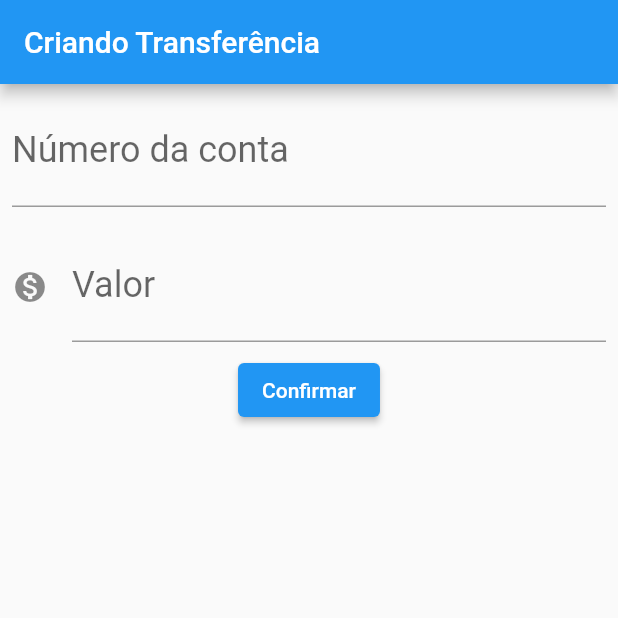
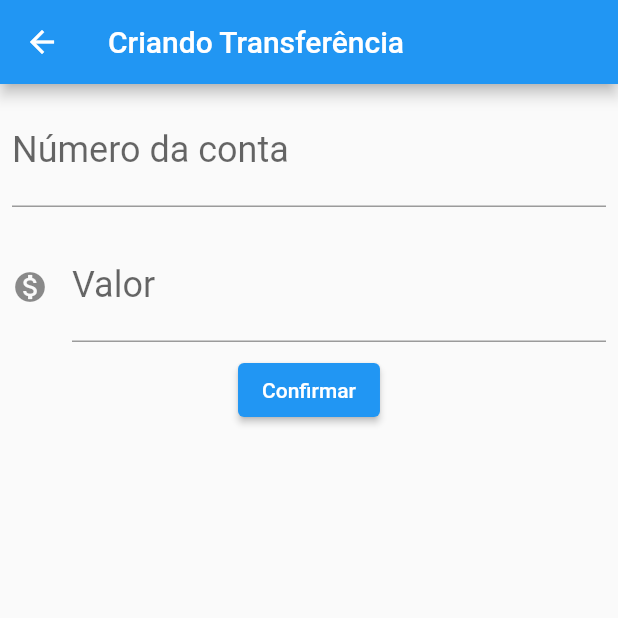
Before and after one commit to rafaelfernandesti/flutter_studies, a Flutter app: the FormularioTransferencia screen opened directly, after a tap on "Confirmar", on a phone screen of 412 x 824 dp, the top half of it. Run offline on Flutter 3.47's test engine with Material 2 defaults, Android fonts, the phone set to English and light mode, and no system bars; our stand-ins replace flutter_mobx, flutter_modular, mobx; missing offline and left inert: dart:ffi; generated files the repository leaves out were written again.

Commit message:
New code

```diff
--- a/bytebank/lib/main.dart
+++ b/bytebank/lib/main.dart
@@ -10,7 +10,7 @@ class BytebankApp extends StatelessWidget {
     return MaterialApp(
       home: Scaffold(
         //appBar: AppBar(title: Text('Bytebank - 0 seu banc0 d1g1tal'),),
-        body: FormularioTransferencia(),
+        body: ListaTransferencias(),
       ),
     );
   }
@@ -18,7 +18,7 @@ class BytebankApp extends StatelessWidget {
 
 class FormularioTransferencia extends StatelessWidget {
   final TextEditingController _controllerCampoNumeroConta =
-  TextEditingController();
+      TextEditingController();
   final TextEditingController _controllerCampoValor = TextEditingController();
 
   @override
@@ -29,58 +29,72 @@ class FormularioTransferencia extends StatelessWidget {
       ),
       body: Column(
         children: [
-          Padding(
-            padding: const EdgeInsets.all(8.0),
-            child: TextField(
+          Editor(
               controller: _controllerCampoNumeroConta,
-              keyboardType: TextInputType.number,
-              style: TextStyle(
-                fontSize: 24,
-              ),
-              decoration: InputDecoration(
-                  labelText: 'Número da conta', hintText: '0000'),
-            ),
-          ),
-          Padding(
-            padding: const EdgeInsets.all(8.0),
-            child: TextField(
+              rotulo: 'Número da conta',
+              dica: '0000'),
+          Editor(
               controller: _controllerCampoValor,
-              keyboardType: TextInputType.number,
-              style: TextStyle(
-                fontSize: 24,
-              ),
-              decoration: InputDecoration(
-                  icon: Icon(Icons.monetization_on),
-                  labelText: 'Valor',
-                  hintText: '0.00'),
-            ),
-          ),
+              rotulo: 'Valor',
+              dica: '0.00',
+              icone: Icons.monetization_on),
           ElevatedButton(
-            onPressed: () {
-              debugPrint('clicou');
-              final int numeroConta =
-              int.parse(_controllerCampoNumeroConta.text);
-              final double valor = double.parse(_controllerCampoValor.text);
-              if(numeroConta != null && valor != null){
-                Transferencia transferenciaCriada =
-                Transferencia(valor, numeroConta);
-                ScaffoldMessenger.of(context).showSnackBar(
-                    SnackBar(
-                      content: Text('$transferenciaCriada'),
-                    ),
-                );
-                debugPrint(transferenciaCriada.toString());
-              }
-            },
+            onPressed: () => _criaTransferencia(context),
             child: Text('Confirmar'),
           ),
         ],
       ),
     );
   }
+
+  void _criaTransferencia(BuildContext context) {
+    //CTRL + ALT + M é o atalho para extrair um método
+    debugPrint('clicou');
+    final int numeroConta = int.parse(_controllerCampoNumeroConta.text);
+    final double valor = double.parse(_controllerCampoValor.text);
+    if (numeroConta != null && valor != null) {
+      Transferencia transferenciaCriada = Transferencia(valor, numeroConta);
+      ScaffoldMessenger.of(context).showSnackBar(
+        SnackBar(
+          content: Text('$transferenciaCriada'),
+        ),
+      );
+      Navigator.pop(context, transferenciaCriada);
+      debugPrint(transferenciaCriada.toString());
+    }
+  }
+}
+
+class Editor extends StatelessWidget {
+  final TextEditingController controller;
+  final String rotulo;
+  final String dica;
+  final IconData icone;
+
+  Editor({this.controller, this.rotulo, this.dica, this.icone});
+
+  @override
+  Widget build(BuildContext context) {
+    return Padding(
+      padding: const EdgeInsets.all(8.0),
+      child: TextField(
+        controller: controller,
+        keyboardType: TextInputType.number,
+        style: TextStyle(
+          fontSize: 24,
+        ),
+        decoration: InputDecoration(
+          labelText: rotulo,
+          hintText: dica,
+          icon: icone != null ? Icon(icone) : null,
+        ),
+      ),
+    );
+  }
 }
 
 class ListaTransferencias extends StatelessWidget {
+  final List<Transferencia> _transferencias = [];
   @override
   Widget build(BuildContext context) {
     // TODO: implement build
@@ -89,16 +103,27 @@ class ListaTransferencias extends StatelessWidget {
         title: Text('Transferências'),
         backgroundColor: Color.fromRGBO(0, 255, 0, 0.5),
       ),
-      body: Column(
-        children: [
-          ItemTransferencia(Transferencia(10, 1111)),
-          ItemTransferencia(Transferencia(20, 2222)),
-          ItemTransferencia(Transferencia(30, 3333)),
-        ],
+      body: ListView.builder(
+        itemCount: _transferencias.length,
+        itemBuilder: (context, indice){
+          final transferencia = _transferencias[indice];
+          return ItemTransferencia(transferencia);
+        },
       ),
       floatingActionButton: FloatingActionButton(
         child: Icon(Icons.add),
-        onPressed: () => print('Teste'),
+        onPressed: () {
+          final Future<Transferencia> future =
+              Navigator.push(context, MaterialPageRoute(builder: (context) {
+            return FormularioTransferencia();
+          }));
+          future.then((transferenciaRecebida)
+              {
+                debugPrint('Chegou no then do future');
+                debugPrint('$transferenciaRecebida');
+                _transferencias.add(transferenciaRecebida);
+              });
+        },
       ),
     );
   }
@@ -113,10 +138,10 @@ class ItemTransferencia extends StatelessWidget {
   Widget build(BuildContext context) {
     return Card(
         child: ListTile(
-          leading: Icon(Icons.monetization_on),
-          title: Text(_transferencia.valor.toString()),
-          subtitle: Text(_transferencia.numeroConta.toString()),
-        ));
+      leading: Icon(Icons.monetization_on),
+      title: Text(_transferencia.valor.toString()),
+      subtitle: Text(_transferencia.numeroConta.toString()),
+    ));
   }
 }
 
```
